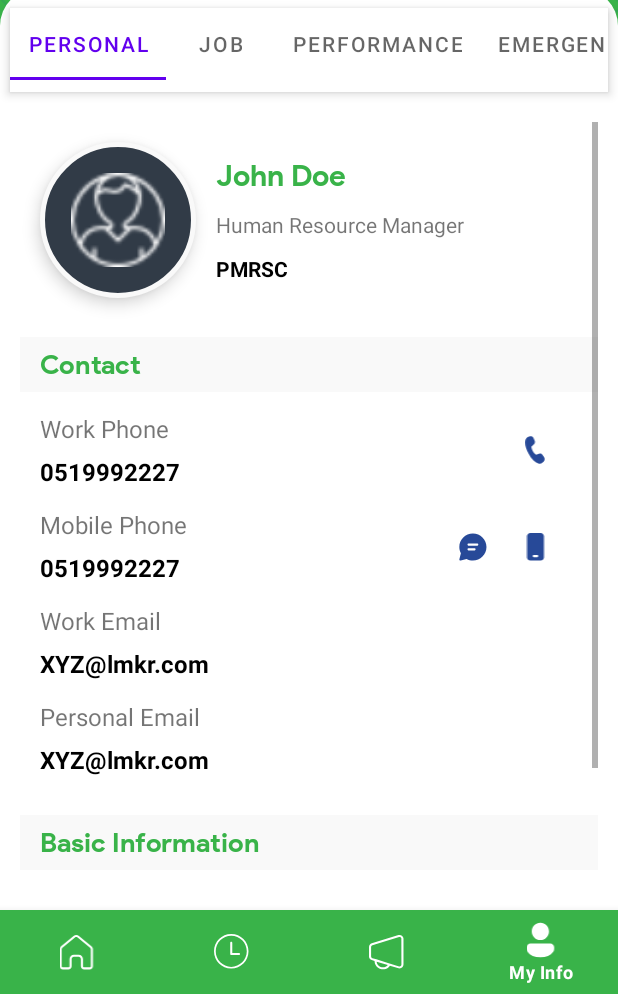
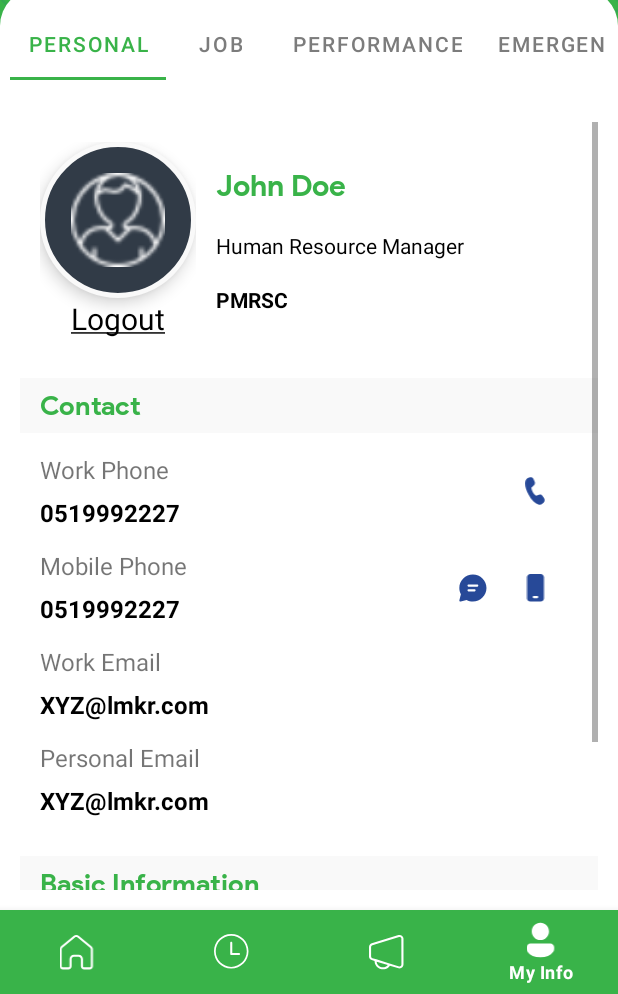
Before and after one commit to SaadNadeem123/PRMSC_HRM_Employee, an Android app: the MyInfoFragment screen opened through its navigation route, on a phone screen of 412 x 824 dp, the part 242-1236 px from its top. Run offline under Robolectric (Android 15) with nearby library versions, the phone set to English and light mode, and no system bars; our stand-ins replace Room's generated code, navigation-ui, sdp/ssp sizes; libraries missing offline, so code that uses them is left out: cat.ereza.customactivityoncrash, com.google.firebase.components; pictures from the network do not load; Roboto replaces fonts that are not available here; 19 statements that could not run were skipped.

Commit message:
logout button added on myinfo, myinfo tab color changed

```diff
--- a/app/src/main/java/com/lmkr/prmscemployeeapp/ui/myinfo/personalUi/personalFragment.java
+++ b/app/src/main/java/com/lmkr/prmscemployeeapp/ui/myinfo/personalUi/personalFragment.java
@@ -1,7 +1,8 @@
 package com.lmkr.prmscemployeeapp.ui.myinfo.personalUi;
 
+import static androidx.core.app.ActivityCompat.finishAffinity;
+
 import android.os.Bundle;
-import android.util.Log;
 import android.view.LayoutInflater;
 import android.view.View;
 import android.view.ViewGroup;
@@ -10,11 +11,11 @@ import androidx.annotation.NonNull;
 import androidx.annotation.Nullable;
 import androidx.fragment.app.Fragment;
 
+import com.lmkr.prmscemployeeapp.data.database.AppDatabase;
 import com.lmkr.prmscemployeeapp.databinding.FragmentPersonalBinding;
+import com.lmkr.prmscemployeeapp.ui.activities.SplashActivity;
 import com.lmkr.prmscemployeeapp.ui.utilities.AppUtils;
 import com.lmkr.prmscemployeeapp.ui.utilities.SharedPreferenceHelper;
-
-import java.util.Objects;
 
 public class personalFragment extends Fragment {
 
@@ -36,7 +37,7 @@ public class personalFragment extends Fragment {
         binding = null;
     }
 
-    private void bindViews(){
+    private void bindViews() {
 
         binding.name.setText(SharedPreferenceHelper.getLoggedinUser(getActivity()).getBasicData().get(0).getName());
         binding.designation.setText(SharedPreferenceHelper.getLoggedinUser(getActivity()).getBasicData().get(0).getDesignation());
@@ -51,18 +52,31 @@ public class personalFragment extends Fragment {
 
     private void listeners() {
 
-        binding.copyButton.setOnClickListener(v ->{
-            if(!binding.mobilePhone.getText().toString().isEmpty())
+        binding.logout.setOnClickListener(v -> {
+            new Thread(new Runnable() {
+                @Override
+                public void run() {
+                    AppDatabase.getInstance(getActivity()).clearAllTables();
+                }
+            }).start();
+            SharedPreferenceHelper.clearPrefrences(getActivity());
+            SharedPreferenceHelper.saveBoolean(SharedPreferenceHelper.IS_LOGGED_IN, false, getActivity());
+            AppUtils.switchActivity(getActivity(), SplashActivity.class, null);
+            finishAffinity(getActivity());
+        });
+
+        binding.copyButton.setOnClickListener(v -> {
+            if (!binding.mobilePhone.getText().toString().isEmpty())
                 AppUtils.copyTextToClipboard(binding.mobilePhone.getText().toString(), requireContext());
         });
-        binding.messageButton.setOnClickListener(v ->{
-            if(!binding.mobilePhone.getText().toString().isEmpty())
+        binding.messageButton.setOnClickListener(v -> {
+            if (!binding.mobilePhone.getText().toString().isEmpty())
                 AppUtils.sendSMS(binding.mobilePhone.getText().toString(), requireContext());
         });
 
-        binding.phoneButton.setOnClickListener(v ->{
+        binding.phoneButton.setOnClickListener(v -> {
 
-            if(!binding.mobilePhone.getText().toString().isEmpty())
+            if (!binding.mobilePhone.getText().toString().isEmpty())
                 AppUtils.callPhoneNumber(binding.mobilePhone.getText().toString(), requireContext());
         });
     }
--- a/app/src/main/res/layout/fragment_myinfo.xml
+++ b/app/src/main/res/layout/fragment_myinfo.xml
@@ -27,7 +27,9 @@
             android:layout_marginEnd="@dimen/_5sdp"
             app:layout_constraintEnd_toEndOf="parent"
             app:layout_constraintStart_toStartOf="parent"
-            app:layout_constraintTop_toTopOf="parent">
+            app:layout_constraintTop_toTopOf="parent"
+            app:elevation="0dp"
+            android:elevation="0dp">
 
             <com.google.android.material.tabs.TabLayout
                 android:id="@+id/tabLayout"
@@ -35,7 +37,11 @@
                 android:layout_height="wrap_content"
                 android:background="@android:color/white"
                 android:minHeight="?attr/actionBarSize"
+                app:tabTextColor="@color/grey_dark"
+                app:tabSelectedTextColor="@color/app_green"
                 app:tabMode="scrollable"
+                android:elevation="0dp"
+                app:tabIndicatorColor="@color/app_green"
                 app:tabGravity="fill" />
 
         </com.google.android.material.appbar.AppBarLayout>
--- a/app/src/main/res/layout/fragment_personal.xml
+++ b/app/src/main/res/layout/fragment_personal.xml
@@ -22,12 +22,21 @@
             android:layout_height="wrap_content"
             android:background="@android:color/white">
 
+            <LinearLayout
+                android:id="@+id/ll"
+                android:layout_width="@dimen/_80sdp"
+                android:layout_height="wrap_content"
+                android:orientation="vertical"
+                android:gravity="center_horizontal"
+                android:layout_marginStart="@dimen/_10sdp"
+                android:layout_marginTop="@dimen/_10sdp"
+                app:layout_constraintStart_toStartOf="parent"
+                app:layout_constraintTop_toTopOf="parent">
+
             <androidx.appcompat.widget.AppCompatImageView
                 android:id="@+id/profileImage"
                 android:layout_width="@dimen/_80sdp"
                 android:layout_height="@dimen/_80sdp"
-                android:layout_marginStart="@dimen/_10sdp"
-                android:layout_marginTop="@dimen/_10sdp"
                 android:background="@drawable/profile_circular_border_imageview"
                 android:contentDescription="@string/profile_image"
                 android:elevation="@dimen/_5sdp"
@@ -37,6 +46,15 @@
                 app:layout_constraintStart_toStartOf="parent"
                 app:layout_constraintTop_toTopOf="parent" />
 
+                <com.lmkr.prmscemployeeapp.ui.customViews.UnderlineTextView
+                    android:id="@+id/logout"
+                    android:layout_width="wrap_content"
+                    android:layout_height="wrap_content"
+                    android:text="@string/logout"
+                    android:textSize="20dp"
+                    android:clickable="true"
+                    android:textColor="@color/clickable_text_black_to_grey"/>
+            </LinearLayout>
             <androidx.appcompat.widget.AppCompatTextView
                 android:id="@+id/name"
                 android:layout_width="0dp"
@@ -51,8 +69,8 @@
                 android:textSize="20sp"
                 app:layout_constraintBottom_toTopOf="@+id/designation"
                 app:layout_constraintEnd_toEndOf="parent"
-                app:layout_constraintStart_toEndOf="@+id/profileImage"
-                app:layout_constraintTop_toTopOf="@+id/profileImage" />
+                app:layout_constraintStart_toEndOf="@+id/ll"
+                app:layout_constraintTop_toTopOf="@+id/ll" />
 
             <androidx.appcompat.widget.AppCompatTextView
                 android:id="@+id/designation"
@@ -64,9 +82,10 @@
                 android:maxLines="1"
                 android:text="Human Resource Manager"
                 android:textSize="14sp"
+                android:textColor="@color/black"
                 app:layout_constraintBottom_toTopOf="@+id/department"
                 app:layout_constraintEnd_toEndOf="parent"
-                app:layout_constraintStart_toEndOf="@+id/profileImage"
+                app:layout_constraintStart_toEndOf="@+id/ll"
                 app:layout_constraintTop_toBottomOf="@+id/name" />
 
             <androidx.appcompat.widget.AppCompatTextView
@@ -83,7 +102,7 @@
                 android:textStyle="bold"
                 app:layout_constraintBottom_toTopOf="@+id/officeAddress"
                 app:layout_constraintEnd_toEndOf="parent"
-                app:layout_constraintStart_toEndOf="@+id/profileImage"
+                app:layout_constraintStart_toEndOf="@+id/ll"
                 app:layout_constraintTop_toBottomOf="@+id/designation" />
 
             <androidx.appcompat.widget.AppCompatTextView
@@ -97,9 +116,9 @@
                 android:text="Lahore (Head Office)"
                 android:visibility="gone"
                 android:textSize="14sp"
-                app:layout_constraintBottom_toBottomOf="@+id/profileImage"
+                app:layout_constraintBottom_toBottomOf="@+id/ll"
                 app:layout_constraintEnd_toEndOf="parent"
-                app:layout_constraintStart_toEndOf="@+id/profileImage"
+                app:layout_constraintStart_toEndOf="@+id/ll"
                 app:layout_constraintTop_toBottomOf="@+id/department" />
 
 
@@ -118,7 +137,7 @@
                 android:paddingStart="@dimen/_10sdp"
                 android:gravity="center_vertical"
                 app:layout_constraintStart_toStartOf="parent"
-                app:layout_constraintTop_toBottomOf="@+id/profileImage"
+                app:layout_constraintTop_toBottomOf="@+id/ll"
                 tools:ignore="RtlSymmetry" />
 
 
--- a/app/src/main/res/values/strings.xml
+++ b/app/src/main/res/values/strings.xml
@@ -126,5 +126,6 @@
     <string name="email_invalid_error">Enter a valid email address!</string>
     <string name="minimum_length_notes">Minimum length of notes should be 50 characters!</string>
     <string name="maximum_length_notes">Maximum length of notes should be 3000 characters!</string>
+    <string name="logout">Logout</string>
 
 </resources>
```
